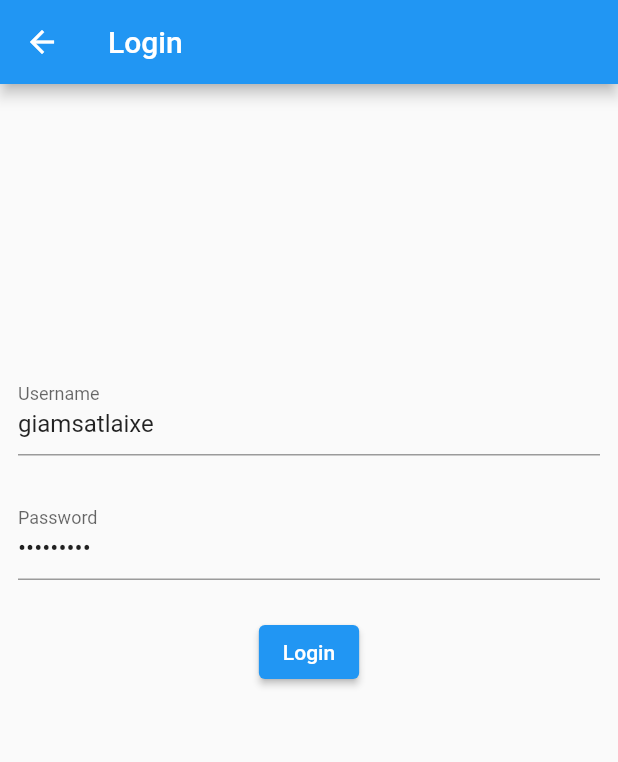
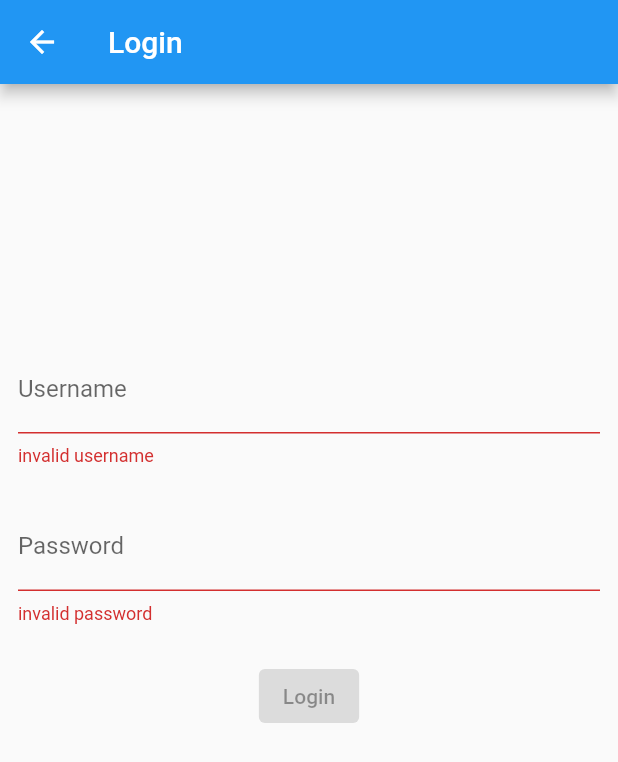
Before and after one commit to 0x2f0713/binhanh_taxi, a Flutter app: the LoginPage screen opened directly, on a phone screen of 412 x 824 dp. Shown: the top 762 px of the screen. Run offline on Flutter 3.47's test engine with Material 2 defaults, Android fonts, the phone set to English and light mode, and no system bars; our stand-ins replace bloc, cookie_jar, dio, dio_cookie_manager, equatable, flutter_bloc and 5 more; missing offline and left inert: flow_builder.

Commit message:
Use flutter_dotenv to secure account info

```diff
--- a/lib/main.dart
+++ b/lib/main.dart
@@ -6,8 +6,10 @@ import 'package:dio/dio.dart';
 import 'package:dio_cookie_manager/dio_cookie_manager.dart';
 import 'package:flutter/material.dart';
 import 'package:flutter_bloc/flutter_bloc.dart';
+import 'package:flutter_dotenv/flutter_dotenv.dart';
 
 void main() async {
+  await dotenv.load(fileName: ".env");
   Bloc.observer = AppBlocObserver();
   Dio dio = Dio();
   var cookieJar = CookieJar();
--- a/lib/views/login/login_form.dart
+++ b/lib/views/login/login_form.dart
@@ -2,6 +2,7 @@ import 'package:binhanh_taxi/blocs/login/login_bloc.dart';
 import 'package:flutter/material.dart';
 import 'package:flutter_bloc/flutter_bloc.dart';
 import 'package:formz/formz.dart';
+import 'package:flutter_dotenv/flutter_dotenv.dart';
 
 class LoginForm extends StatelessWidget {
   const LoginForm({Key? key}) : super(key: key);
@@ -43,9 +44,9 @@ class _UsernameInput extends StatelessWidget {
       builder: (context, state) {
         context
             .read<LoginBloc>()
-            .add(const LoginUsernameChanged("giamsatlaixe"));
+            .add(LoginUsernameChanged(dotenv.env['USERNAME'] ?? ""));
         return TextFormField(
-          initialValue: "giamsatlaixe",
+          initialValue: dotenv.env['USERNAME'] ?? "",
           key: const Key('loginForm_usernameInput_textField'),
           onChanged: (username) =>
               context.read<LoginBloc>().add(LoginUsernameChanged(username)),
@@ -65,9 +66,11 @@ class _PasswordInput extends StatelessWidget {
     return BlocBuilder<LoginBloc, LoginState>(
       buildWhen: (previous, current) => previous.password != current.password,
       builder: (context, state) {
-        context.read<LoginBloc>().add(const LoginPasswordChanged("vugia@123"));
+        context
+            .read<LoginBloc>()
+            .add(LoginPasswordChanged(dotenv.env['PASSWORD'] ?? ""));
         return TextFormField(
-          initialValue: "vugia@123",
+          initialValue: dotenv.env['PASSWORD'] ?? "",
           key: const Key('loginForm_passwordInput_textField'),
           onChanged: (password) =>
               context.read<LoginBloc>().add(LoginPasswordChanged(password)),
--- a/pubspec.yaml
+++ b/pubspec.yaml
@@ -45,6 +45,7 @@ dependencies:
   cookie_jar: ^3.0.1
   sliding_up_panel: ^2.0.0+1
   material_floating_search_bar: ^0.3.4
+  flutter_dotenv: ^5.0.2
 
 dev_dependencies:
   flutter_test:
@@ -70,6 +71,7 @@ flutter:
 
   # To add assets to your application, add an assets section, like this:
   assets:
+    - .env
     - assets/
 
   # An image asset can refer to one or more resolution-specific "variants", see
```
Also changed, not shown: pubspec.lock, 1 other file.
